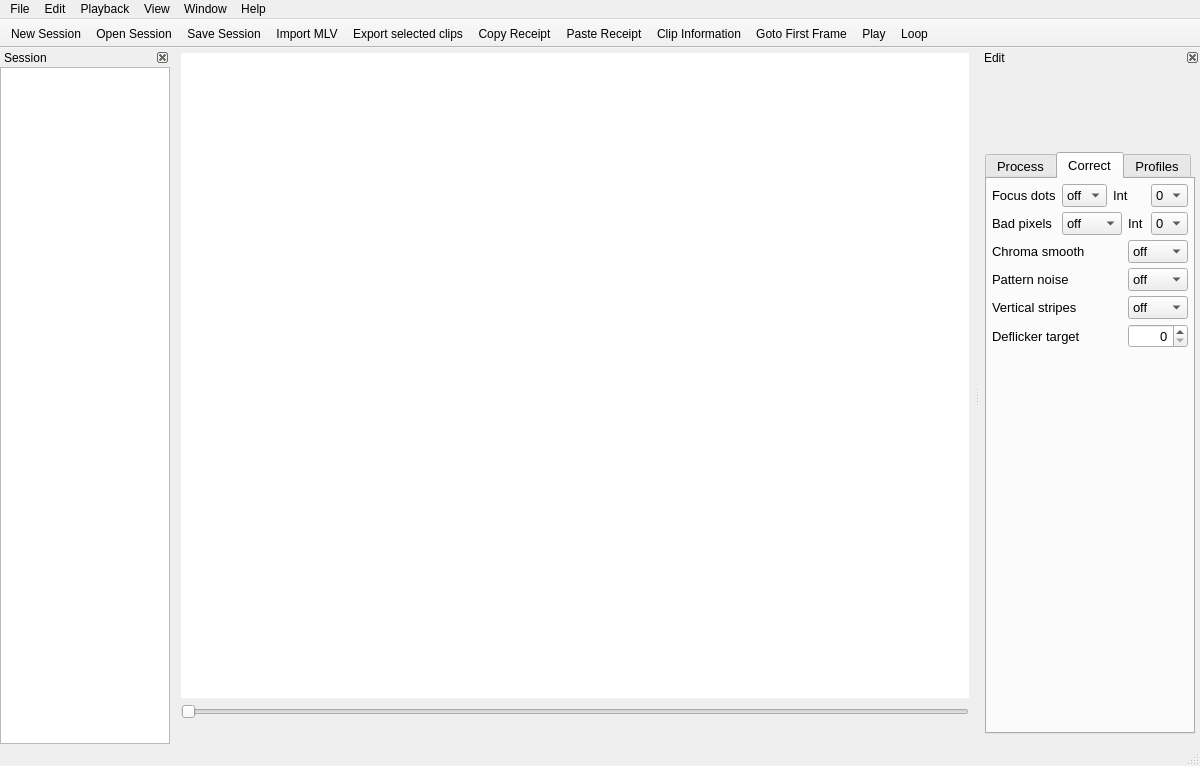
Above: platform/qt/MainWindow.ui from ilia3101/MLV-App before the change. Below: the same form after it.
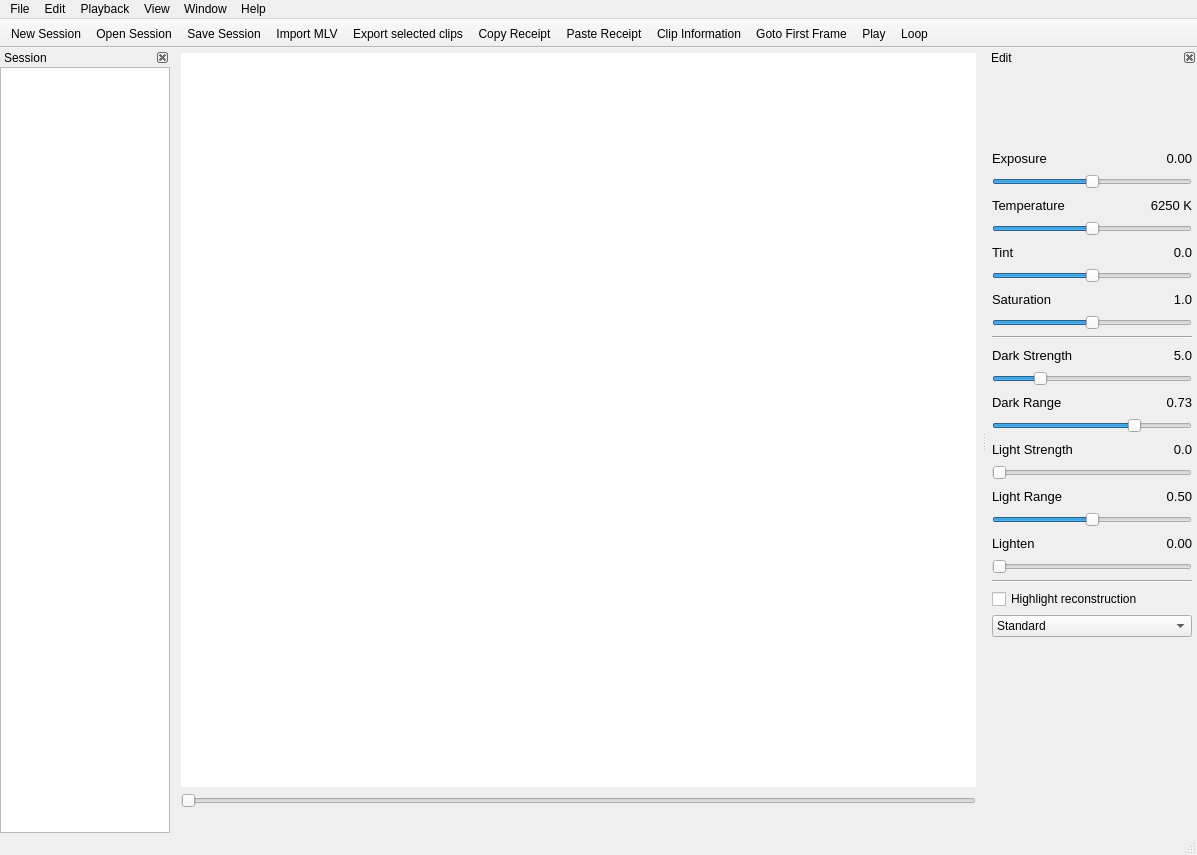
That is the form after the change. Icons and pictures are not drawn. Custom widgets are drawn as their Qt base class.

Commit message: restored original 'MainWindow.ui'

What changed in the file:
```diff
--- a/platform/qt/MainWindow.ui
+++ b/platform/qt/MainWindow.ui
@@ -6,16 +6,10 @@
    <rect>
     <x>0</x>
     <y>0</y>
-    <width>1200</width>
-    <height>766</height>
+    <width>1197</width>
+    <height>855</height>
    </rect>
   </property>
-  <property name="sizePolicy">
-   <sizepolicy hsizetype="Preferred" vsizetype="Preferred">
-    <horstretch>0</horstretch>
-    <verstretch>0</verstretch>
-   </sizepolicy>
-  </property>
   <property name="windowTitle">
    <string>MLV App</string>
   </property>
@@ -117,7 +111,7 @@
     <rect>
      <x>0</x>
      <y>0</y>
-     <width>1200</width>
+     <width>1197</width>
      <height>22</height>
     </rect>
    </property>
@@ -241,7 +235,7 @@
     <number>2</number>
    </attribute>
    <widget class="QWidget" name="dockWidgetContents">
-    <layout class="QVBoxLayout" name="verticalLayout_5">
+    <layout class="QFormLayout" name="formLayout">
      <property name="leftMargin">
       <number>5</number>
      </property>
@@ -254,11 +248,8 @@
      <property name="bottomMargin">
       <number>10</number>
      </property>
-     <item>
+     <item row="0" column="0">
       <layout class="QVBoxLayout" name="verticalLayout_2">
-       <property name="spacing">
-        <number>10</number>
-       </property>
        <item>
         <widget class="QLabel" name="labelHistogram">
          <property name="minimumSize">
@@ -269,7 +260,7 @@
          </property>
          <property name="maximumSize">
           <size>
-           <width>300</width>
+           <width>200</width>
            <height>70</height>
           </size>
          </property>
@@ -294,42 +285,6 @@
         </widget>
        </item>
        <item>
-        <widget class="QTabWidget" name="tabWidgetEdit">
-         <property name="maximumSize">
-          <size>
-           <width>210</width>
-           <height>16777215</height>
-          </size>
-         </property>
-         <property name="font">
-          <font>
-           <pointsize>10</pointsize>
-          </font>
-         </property>
-         <property name="currentIndex">
-          <number>1</number>
-         </property>
-         <widget class="QWidget" name="tabProcessing">
-          <attribute name="title">
-           <string>Process</string>
-          </attribute>
-          <layout class="QVBoxLayout" name="verticalLayout_3">
-           <property name="spacing">
-            <number>5</number>
-           </property>
-           <property name="leftMargin">
-            <number>5</number>
-           </property>
-           <property name="topMargin">
-            <number>5</number>
-           </property>
-           <property name="rightMargin">
-            <number>5</number>
-           </property>
-           <property name="bottomMargin">
-            <number>5</number>
-           </property>
-           <item>
             <layout class="QHBoxLayout" name="horizontalLayout">
              <item>
               <widget class="QLabel" name="label">
@@ -666,7 +621,7 @@
             </widget>
            </item>
            <item>
-            <widget class="Line" name="line_2">
+        <widget class="Line" name="line">
              <property name="orientation">
               <enum>Qt::Horizontal</enum>
              </property>
@@ -1072,7 +1027,7 @@
             </widget>
            </item>
            <item>
-            <widget class="Line" name="line">
+        <widget class="Line" name="line_2">
              <property name="orientation">
               <enum>Qt::Horizontal</enum>
              </property>
@@ -1080,452 +1035,13 @@
            </item>
            <item>
             <widget class="QCheckBox" name="checkBoxHighLightReconstruction">
-             <property name="font">
-              <font>
-               <pointsize>10</pointsize>
-              </font>
-             </property>
              <property name="text">
               <string>Highlight reconstruction</string>
              </property>
             </widget>
            </item>
            <item>
-            <spacer name="verticalSpacer">
-             <property name="orientation">
-              <enum>Qt::Vertical</enum>
-             </property>
-             <property name="sizeHint" stdset="0">
-              <size>
-               <width>20</width>
-               <height>40</height>
-              </size>
-             </property>
-            </spacer>
-           </item>
-          </layout>
-         </widget>
-         <widget class="QWidget" name="tabCorrection">
-          <attribute name="title">
-           <string>Correct</string>
-          </attribute>
-          <layout class="QVBoxLayout" name="verticalLayout_4">
-           <property name="spacing">
-            <number>5</number>
-           </property>
-           <property name="leftMargin">
-            <number>5</number>
-           </property>
-           <property name="topMargin">
-            <number>5</number>
-           </property>
-           <property name="rightMargin">
-            <number>5</number>
-           </property>
-           <property name="bottomMargin">
-            <number>5</number>
-           </property>
-           <item>
-            <layout class="QHBoxLayout" name="horizontalLayout_13">
-             <property name="bottomMargin">
-              <number>0</number>
-             </property>
-             <item>
-              <widget class="QLabel" name="FocusPixelsLabel">
-               <property name="font">
-                <font>
-                 <pointsize>10</pointsize>
-                </font>
-               </property>
-               <property name="text">
-                <string>Focus dots</string>
-               </property>
-              </widget>
-             </item>
-             <item>
-              <widget class="QComboBox" name="comboBoxFocusPixelSwitch">
-               <property name="maximumSize">
-                <size>
-                 <width>60</width>
-                 <height>16777215</height>
-                </size>
-               </property>
-               <property name="font">
-                <font>
-                 <pointsize>10</pointsize>
-                </font>
-               </property>
-               <item>
-                <property name="text">
-                 <string>off</string>
-                </property>
-               </item>
-               <item>
-                <property name="text">
-                 <string>on</string>
-                </property>
-               </item>
-              </widget>
-             </item>
-             <item>
-              <widget class="QLabel" name="FocusPixelsInterpolationMethodLabel">
-               <property name="font">
-                <font>
-                 <pointsize>10</pointsize>
-                </font>
-               </property>
-               <property name="text">
-                <string>Int</string>
-               </property>
-              </widget>
-             </item>
-             <item>
-              <widget class="QComboBox" name="comboBoxFocusPixelsInterpolationMethod">
-               <property name="maximumSize">
-                <size>
-                 <width>45</width>
-                 <height>16777215</height>
-                </size>
-               </property>
-               <property name="font">
-                <font>
-                 <pointsize>10</pointsize>
-                </font>
-               </property>
-               <item>
-                <property name="text">
-                 <string>0</string>
-                </property>
-               </item>
-               <item>
-                <property name="text">
-                 <string>1</string>
-                </property>
-               </item>
-              </widget>
-             </item>
-            </layout>
-           </item>
-           <item>
-            <layout class="QHBoxLayout" name="horizontalLayout_14">
-             <property name="bottomMargin">
-              <number>0</number>
-             </property>
-             <item>
-              <widget class="QLabel" name="BadPixelsLabel">
-               <property name="font">
-                <font>
-                 <pointsize>10</pointsize>
-                </font>
-               </property>
-               <property name="text">
-                <string>Bad pixels </string>
-               </property>
-              </widget>
-             </item>
-             <item>
-              <widget class="QComboBox" name="comboBoxBadPixelsSwitch">
-               <property name="maximumSize">
-                <size>
-                 <width>60</width>
-                 <height>16777215</height>
-                </size>
-               </property>
-               <property name="font">
-                <font>
-                 <pointsize>10</pointsize>
-                </font>
-               </property>
-               <item>
-                <property name="text">
-                 <string>off</string>
-                </property>
-               </item>
-               <item>
-                <property name="text">
-                 <string>on</string>
-                </property>
-               </item>
-               <item>
-                <property name="text">
-                 <string>agrsv</string>
-                </property>
-               </item>
-              </widget>
-             </item>
-             <item>
-              <widget class="QLabel" name="BadPixelsInterpolationMethodLabel">
-               <property name="font">
-                <font>
-                 <pointsize>10</pointsize>
-                </font>
-               </property>
-               <property name="text">
-                <string>Int</string>
-               </property>
-              </widget>
-             </item>
-             <item>
-              <widget class="QComboBox" name="comboBoxBadPixelsInterpolationMethod">
-               <property name="maximumSize">
-                <size>
-                 <width>45</width>
-                 <height>16777215</height>
-                </size>
-               </property>
-               <property name="font">
-                <font>
-                 <pointsize>10</pointsize>
-                </font>
-               </property>
-               <item>
-                <property name="text">
-                 <string>0</string>
-                </property>
-               </item>
-               <item>
-                <property name="text">
-                 <string>1</string>
-                </property>
-               </item>
-              </widget>
-             </item>
-            </layout>
-           </item>
-           <item>
-            <layout class="QHBoxLayout" name="horizontalLayout_16">
-             <property name="bottomMargin">
-              <number>0</number>
-             </property>
-             <item>
-              <widget class="QLabel" name="ChromaSmoothLabel">
-               <property name="font">
-                <font>
-                 <pointsize>10</pointsize>
-                </font>
-               </property>
-               <property name="text">
-                <string>Chroma smooth</string>
-               </property>
-              </widget>
-             </item>
-             <item>
-              <widget class="QComboBox" name="comboBoxChromaSmoothSwitch">
-               <property name="maximumSize">
-                <size>
-                 <width>60</width>
-                 <height>16777215</height>
-                </size>
-               </property>
-               <property name="font">
-                <font>
-                 <pointsize>10</pointsize>
-                </font>
-               </property>
-               <item>
-                <property name="text">
-                 <string>off</string>
-                </property>
-               </item>
-               <item>
-                <property name="text">
-                 <string>2x2</string>
-                </property>
-               </item>
-               <item>
-                <property name="text">
-                 <string>3x3</string>
-                </property>
-               </item>
-               <item>
-                <property name="text">
-                 <string>5x5</string>
-                </property>
-               </item>
-              </widget>
-             </item>
-            </layout>
-           </item>
-           <item>
-            <layout class="QHBoxLayout" name="horizontalLayout_17">
-             <property name="bottomMargin">
-              <number>0</number>
-             </property>
-             <item>
-              <widget class="QLabel" name="PatternNoiseLabel">
-               <property name="font">
-                <font>
-                 <pointsize>10</pointsize>
-                </font>
-               </property>
-               <property name="text">
-                <string>Pattern noise</string>
-               </property>
-              </widget>
-             </item>
-             <item>
-              <widget class="QComboBox" name="comboBoxPatternNoiseSwitch">
-               <property name="maximumSize">
-                <size>
-                 <width>60</width>
-                 <height>16777215</height>
-                </size>
-               </property>
-               <property name="font">
-                <font>
-                 <pointsize>10</pointsize>
-                </font>
-               </property>
-               <item>
-                <property name="text">
-                 <string>off</string>
-                </property>
-               </item>
-               <item>
-                <property name="text">
-                 <string>on</string>
-                </property>
-               </item>
-              </widget>
-             </item>
-            </layout>
-           </item>
-           <item>
-            <layout class="QHBoxLayout" name="horizontalLayout_11">
-             <property name="bottomMargin">
-              <number>0</number>
-             </property>
-             <item>
-              <widget class="QLabel" name="VerticalStripesLabel">
-               <property name="font">
-                <font>
-                 <pointsize>10</pointsize>
-                </font>
-               </property>
-               <property name="text">
-                <string>Vertical stripes</string>
-               </property>
-              </widget>
-             </item>
-             <item>
-              <widget class="QComboBox" name="comboBoxVerticalStripesSwitch">
-               <property name="maximumSize">
-                <size>
-                 <width>60</width>
-                 <height>16777215</height>
-                </size>
-               </property>
-               <property name="font">
-                <font>
-                 <pointsize>10</pointsize>
-                </font>
-               </property>
-               <item>
-                <property name="text">
-                 <string>off</string>
-                </property>
-               </item>
-               <item>
-                <property name="text">
-                 <string>on</string>
-                </property>
-               </item>
-               <item>
-                <property name="text">
-                 <string>force</string>
-                </property>
-               </item>
-              </widget>
-             </item>
-            </layout>
-           </item>
-           <item>
-            <layout class="QHBoxLayout" name="horizontalLayout_18">
-             <property name="bottomMargin">
-              <number>0</number>
-             </property>
-             <item>
-              <widget class="QLabel" name="DeflickerTargetLabel">
-               <property name="font">
-                <font>
-                 <pointsize>10</pointsize>
-                </font>
-               </property>
-               <property name="text">
-                <string>Deflicker target</string>
-               </property>
-              </widget>
-             </item>
-             <item>
-              <widget class="QSpinBox" name="spinBoxDeflickerTarget">
-               <property name="maximumSize">
-                <size>
-                 <width>60</width>
-                 <height>16777215</height>
-                </size>
-               </property>
-               <property name="alignment">
-                <set>Qt::AlignRight|Qt::AlignTrailing|Qt::AlignVCenter</set>
-               </property>
-              </widget>
-             </item>
-            </layout>
-           </item>
-           <item>
-            <spacer name="verticalSpacer_2">
-             <property name="orientation">
-              <enum>Qt::Vertical</enum>
-             </property>
-             <property name="sizeHint" stdset="0">
-              <size>
-               <width>20</width>
-               <height>40</height>
-              </size>
-             </property>
-            </spacer>
-           </item>
-          </layout>
-          <zorder>verticalSpacer_2</zorder>
-         </widget>
-         <widget class="QWidget" name="tabProfiles">
-          <attribute name="title">
-           <string>Profiles</string>
-          </attribute>
-          <layout class="QVBoxLayout" name="verticalLayout_6">
-           <property name="spacing">
-            <number>5</number>
-           </property>
-           <property name="leftMargin">
-            <number>5</number>
-           </property>
-           <property name="topMargin">
-            <number>5</number>
-           </property>
-           <property name="rightMargin">
-            <number>5</number>
-           </property>
-           <property name="bottomMargin">
-            <number>5</number>
-           </property>
-           <item>
-            <widget class="QLabel" name="label_10">
-             <property name="font">
-              <font>
-               <pointsize>10</pointsize>
-              </font>
-             </property>
-             <property name="text">
-              <string>Profile</string>
-             </property>
-            </widget>
-           </item>
-           <item>
             <widget class="QComboBox" name="comboBoxProfile">
-             <property name="font">
-              <font>
-               <pointsize>10</pointsize>
-              </font>
-             </property>
              <property name="currentText">
               <string>Standard</string>
              </property>
@@ -1562,40 +1078,17 @@
             </widget>
            </item>
            <item>
-            <widget class="QLabel" name="label_11">
-             <property name="font">
-              <font>
-               <pointsize>10</pointsize>
-              </font>
-             </property>
-             <property name="text">
-              <string>LUT</string>
-             </property>
-            </widget>
-           </item>
-           <item>
-            <widget class="QComboBox" name="comboBoxLut1">
-             <property name="enabled">
-              <bool>false</bool>
-             </property>
-            </widget>
-           </item>
-           <item>
-            <spacer name="verticalSpacer_3">
+        <spacer name="verticalSpacer_2">
              <property name="orientation">
               <enum>Qt::Vertical</enum>
              </property>
              <property name="sizeHint" stdset="0">
               <size>
                <width>20</width>
-               <height>448</height>
+           <height>40</height>
               </size>
              </property>
             </spacer>
-           </item>
-          </layout>
-         </widget>
-        </widget>
        </item>
       </layout>
      </item>
```
Left out of the diff: 14 changed lines with no effect on the pictures. Lines whose indentation alone changed are shown as unchanged.
